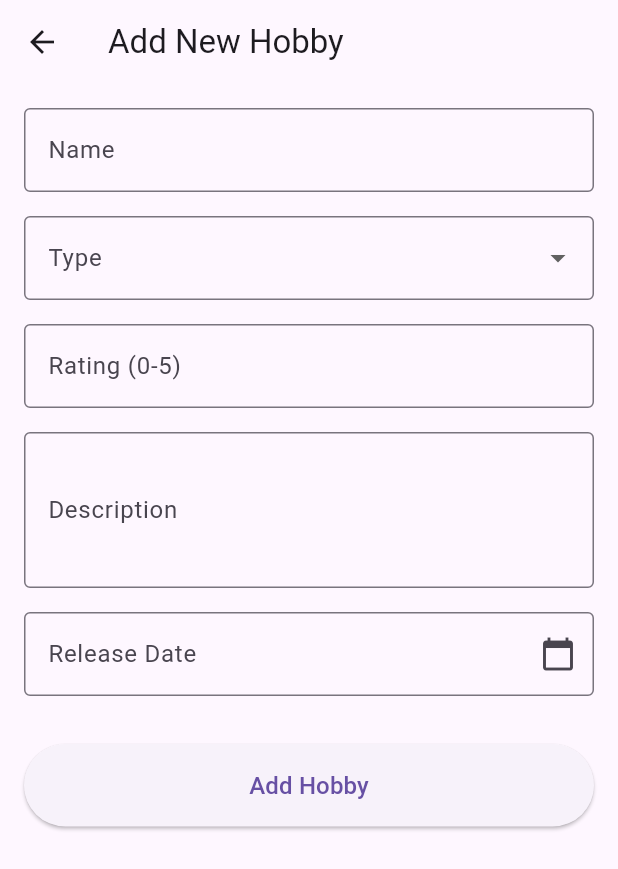
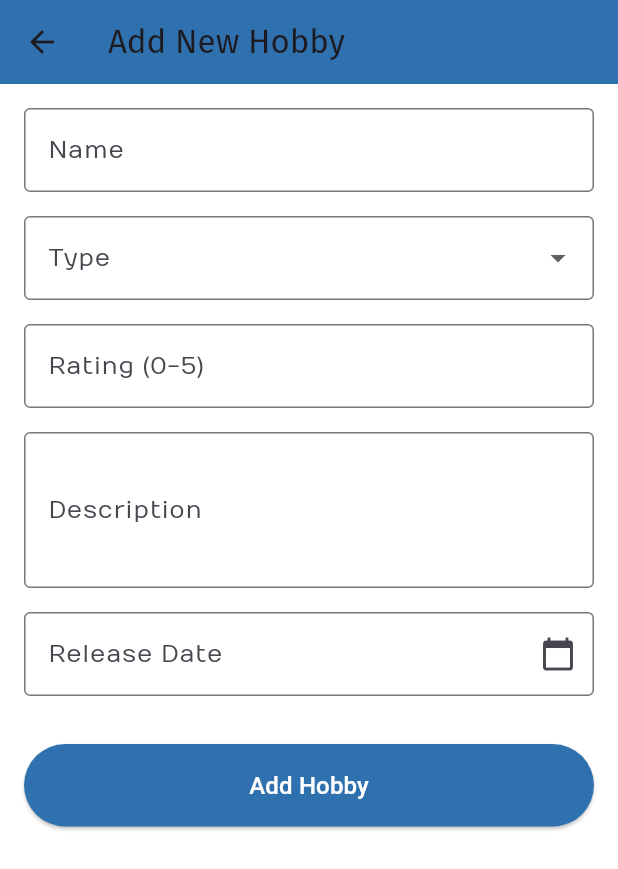
Before and after one commit to methiathibault/HobbyHoll, a Flutter app: the screen it shows after launch, after a tap on the "add" icon, on a phone screen of 412 x 824 dp. Shown: the top 869 px of the screen. Run offline on Flutter 3.47's test engine with Material 3 defaults, Android fonts, the phone set to English and light mode, and no system bars; network calls fail.

Commit message:
add rating button and style

```diff
--- a/front/lib/app.list/search_page.dart
+++ b/front/lib/app.list/search_page.dart
@@ -64,6 +64,7 @@ class _SearchPageState extends State<SearchPage> {
                   ? _loadAllHobbies()
                   : _searchProvider.search(query),
               ),
+              const SizedBox(height: 16),
               const SortSearch(),
               const SizedBox(height: 16),
               Expanded(
--- /dev/null
+++ b/front/lib/app.theme/app_theme.dart
@@ -0,0 +1,82 @@
+import 'package:flutter/material.dart';
+
+class AppTheme {
+  // Main colors from design chart
+  static const Color primaryBlue = Color(0xFF2F70AF);
+  static const Color secondaryPink = Color(0xFFB9848C);
+  static const Color tertiaryPurple = Color(0xFF806491);
+
+  // Create material color swatch
+  static const MaterialColor primarySwatch = MaterialColor(
+    0xFF2F70AF,
+    <int, Color>{
+      50: Color(0xFFE6EEF6),
+      100: Color(0xFFBFD5E9),
+      200: Color(0xFF95B9DB),
+      300: Color(0xFF6A9CCD),
+      400: Color(0xFF4A86C2),
+      500: Color(0xFF2F70AF),
+      600: Color(0xFF2A68A8),
+      700: Color(0xFF235D9F),
+      800: Color(0xFF1D5396),
+      900: Color(0xFF124185),
+    },
+  );
+
+  static ThemeData get lightTheme {
+    return ThemeData(
+      primarySwatch: primarySwatch,
+      primaryColor: primaryBlue,
+      scaffoldBackgroundColor: Colors.white,
+      appBarTheme: const AppBarTheme(
+        backgroundColor: primaryBlue,
+        elevation: 0,
+      ),
+      floatingActionButtonTheme: const FloatingActionButtonThemeData(
+        backgroundColor: secondaryPink,
+      ),
+      elevatedButtonTheme: ElevatedButtonThemeData(
+        style: ElevatedButton.styleFrom(
+          backgroundColor: primaryBlue,
+          foregroundColor: Colors.white,
+        ),
+      ),
+      textTheme: const TextTheme(
+        headlineLarge: TextStyle(
+          fontFamily: 'FiraSans',
+          color: primaryBlue,
+        ),
+        headlineMedium: TextStyle(
+          fontFamily: 'FiraSans',
+          color: primaryBlue,
+        ),
+        titleLarge: TextStyle(
+          fontFamily: 'FiraSans',
+          color: tertiaryPurple,
+        ),
+        titleMedium: TextStyle(
+          fontFamily: 'FiraSans',
+          color: tertiaryPurple,
+        ),
+        bodyLarge: TextStyle(
+          fontFamily: 'Numans',
+          color: Colors.black87,
+        ),
+        bodyMedium: TextStyle(
+          fontFamily: 'Numans',
+          color: Colors.black87,
+        ),
+      ),
+      chipTheme: ChipThemeData(
+        backgroundColor: secondaryPink.withOpacity(0.1),
+        labelStyle: const TextStyle(color: secondaryPink),
+      ),
+      cardTheme: CardTheme(
+        elevation: 4,
+        shape: RoundedRectangleBorder(
+          borderRadius: BorderRadius.circular(12),
+        ),
+      ),
+    );
+  }
+}
--- a/front/lib/common_widget/sort_search_bar.dart
+++ b/front/lib/common_widget/sort_search_bar.dart
@@ -9,7 +9,7 @@ class SortSearch extends StatelessWidget {
   Widget build(BuildContext context) {
     final controller = Provider.of<HobbySearchController>(context, listen: false);
     return Row(
-      mainAxisAlignment: MainAxisAlignment.start,
+      mainAxisAlignment: MainAxisAlignment.spaceEvenly,
       children: [
         const Text("Sort by: "),
         ElevatedButton(
@@ -22,8 +22,14 @@ class SortSearch extends StatelessWidget {
           onPressed: () {
             controller.sortByAlphabeticalOrder();  // Trie par ordre alphabétique
           },
-          child: const Text("Alphabetical Order"),
+          child: const Text("A-Z"),
         ),
+        ElevatedButton(
+          onPressed: () {
+            controller.sortByRating();  // Trie par note
+          },
+          child: const Text("Rating"),
+        )
       ],
     );
   }
--- a/front/lib/main.dart
+++ b/front/lib/main.dart
@@ -1,4 +1,5 @@
 import 'package:flutter/material.dart';
+import 'package:front/app.theme/app_theme.dart';
 import 'package:front/app.list/search_page.dart';
 
 void main() {
@@ -8,15 +9,12 @@ void main() {
 class MyApp extends StatelessWidget {
   const MyApp({super.key});
 
-  // This widget is the root of your application.
   @override
   Widget build(BuildContext context) {
-   return MaterialApp(
+    return MaterialApp(
       debugShowCheckedModeBanner: false,
-      title: "HOBBY HALL",
-      theme: ThemeData(
-        primaryColor: Colors.amber,
-      ),
+      title: 'HOBBY HALL',
+      theme: AppTheme.lightTheme,
       home: const SearchPage(),
     );
   }
```
Also changed, not shown: front/lib/app.controller/search_controller.dart (+10 -1 lines), front/lib/app.detail/detail_page.dart (+108 -19 lines), front/pubspec.yaml (+10 -1 lines), front/assets/fonts/FiraSans-Bold.ttf (added), front/assets/fonts/FiraSans-Regular.ttf (added), front/assets/fonts/Numans-Regular.ttf (added), front/assets/images/book.jpg (renamed from front/images/book.jpg).
